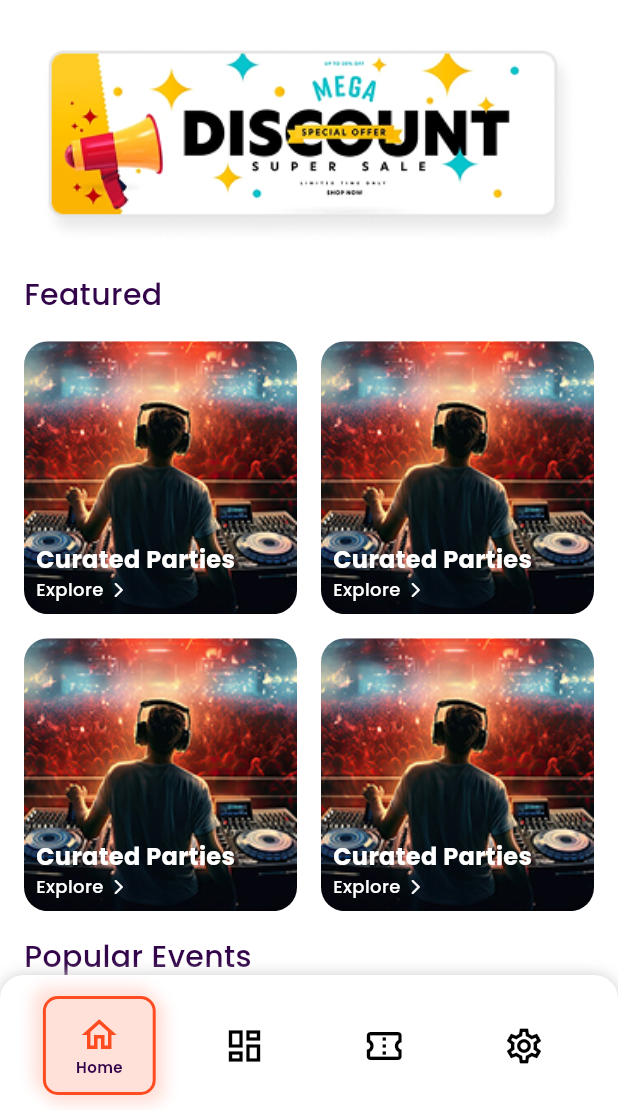
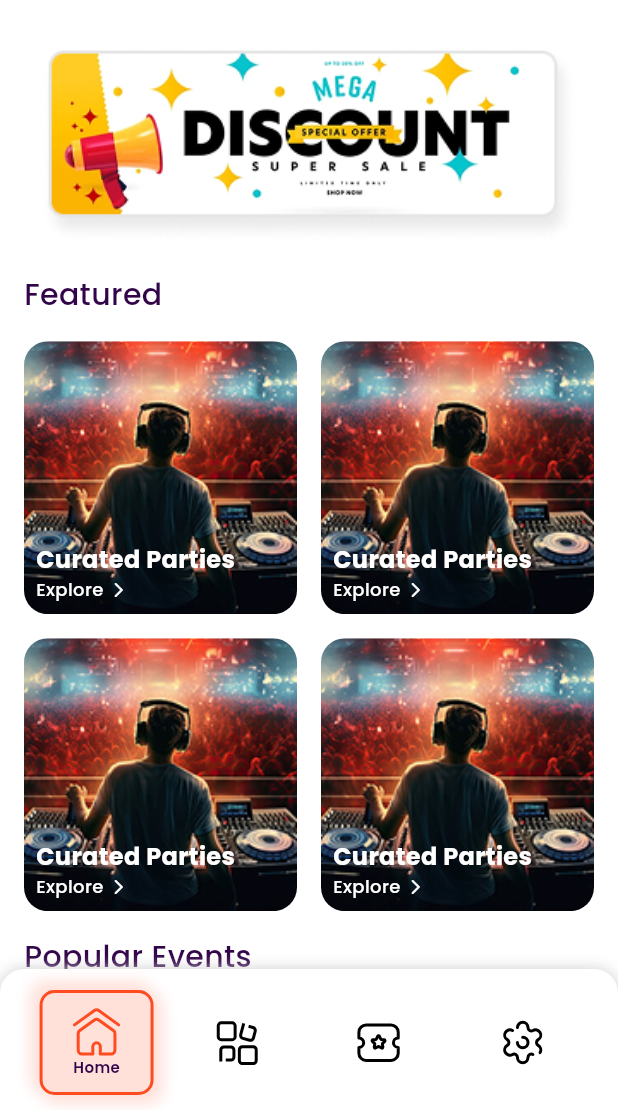
Before and after one commit to shreyash808/proj_partspot_landingpage, a Flutter app: the screen it shows after launch, on a phone screen of 412 x 824 dp, the part 126-1236 px from its top. Run offline on Flutter 3.47's test engine with Material 3 defaults, Android fonts, the phone set to English and light mode, and no system bars; drawn by our look-alikes of carousel_slider; our stand-ins replace cached_network_image, connectivity_plus, country_picker, device_info_plus, dio, flutter_otp_text_field and 7 more; project files that could hold a hidden picture were left out.

Commit message:
ui-improvements

```diff
--- a/lib/module/app_entry/presentation/app_entry_screen.dart
+++ b/lib/module/app_entry/presentation/app_entry_screen.dart
@@ -3,22 +3,22 @@ import 'package:get/get.dart';
 import 'package:partyspot/module/app_entry/controller/app_entry_controller.dart';
 import 'package:partyspot/module/explore/view/explore_screen.dart';
 import 'package:partyspot/module/home/presentation/view/home_screen.dart';
-import 'package:partyspot/module/login/presentation/view/login_screen.dart';
-import 'package:partyspot/module/login_otp/view/otp_screen.dart';
 import 'package:partyspot/utils/classes/app_text_styles.dart';
 import 'package:partyspot/utils/constants/color_consts.dart' show AppColor;
+import 'package:partyspot/utils/constants/icon_constants.dart';
 import 'package:partyspot/utils/constants/string_consts.dart';
+import 'package:partyspot/utils/widgets/custom_svg_picture.dart';
 
 class AppEntryScreen extends StatelessWidget {
   AppEntryScreen({super.key});
 
   final AppEntryController controller = Get.find<AppEntryController>();
 
-  final List<IconData> _icons = [
-    Icons.home_outlined,
-    Icons.dashboard_outlined,
-    Icons.confirmation_num_outlined,
-    Icons.settings_outlined,
+  final List<String> _icons = [
+    AppIcons.homeIcon,
+    AppIcons.exploreIcon,
+    AppIcons.ticketIcon,
+    AppIcons.settingsIcon
   ];
 
   final List<String> _labels = [
@@ -90,13 +90,11 @@ class AppEntryScreen extends StatelessWidget {
                         child: Column(
                           mainAxisSize: MainAxisSize.min,
                           children: [
-                            Icon(
-                              _icons[index],
-                              color:
-                                  isSelected
-                                      ? AppColor.orangeColor
-                                      : AppColor.blackColor,
-                              size: 28,
+                            CustomSvgPicture(
+                              iconPath: _icons[index],
+                              color: isSelected
+                                  ? AppColor.orangeColor
+                                  : AppColor.blackColor,
                             ),
                             if (isSelected)
                               Text(
--- a/lib/module/login_otp/view/otp_screen.dart
+++ b/lib/module/login_otp/view/otp_screen.dart
@@ -5,7 +5,6 @@ import 'package:flutter_otp_text_field/flutter_otp_text_field.dart';
 import 'package:get/get.dart';
 import 'package:get/get_core/src/get_main.dart';
 import 'package:partyspot/routes/routes_const.dart';
-import 'package:partyspot/utils/buttons/custom_button.dart';
 import 'package:partyspot/utils/classes/app_text_styles.dart';
 import 'package:partyspot/utils/constants/color_consts.dart';
 import 'package:partyspot/utils/constants/image_consts.dart';
@@ -137,7 +136,7 @@ class OtpScreen extends StatelessWidget {
 
                       AppButton(
                         StringConsts.submit,
-                        backgroundColor: AppColor.buttonOrange,
+                        backgroundColor: AppColor.    buttonOrange,
                         margin: const EdgeInsets.symmetric(vertical: 8),
                         onPressed: () {
                           Get.offNamed(Routes.homeScreen);
--- a/lib/utils/constants/color_consts.dart
+++ b/lib/utils/constants/color_consts.dart
@@ -5,7 +5,8 @@ class AppColor {
   static const orangeColor = Color(0xFFFF4B20);
   static const lightOrangeColor = Color(0xFFFFE1DA);
   static const glossyGrape = Color(0xFFAC98BF);
-  static const buttonOrange = Color(0xFFFF7A5A);
+  static const buttonOrange = Color(0xFFFF4B20);
+  static const disableButtonOrange = Color(0xFFFF7A5A);
   static const textPurple = Color(0xFF9704C0);
   static const silverColor = Color(0xFFCECECE);
 
--- a/lib/utils/constants/icon_constants.dart
+++ b/lib/utils/constants/icon_constants.dart
@@ -2,6 +2,9 @@ class AppIcons {
   static const notificationActiveIcon =
       'assets/icons/svg/notification_active_icon.svg';
   static const homeIcon = 'assets/icons/svg/home_ic.svg';
+  static const exploreIcon = 'assets/icons/svg/explore_ic.svg';
+  static const ticketIcon = 'assets/icons/svg/ticket_ic.svg';
+  static const settingsIcon = 'assets/icons/svg/settings_ic.svg';
 
   static const exploreBell = 'assets/icons/png/explore_bell.png';
   static const searchIcon = 'assets/icons/png/search_icon.png';
```
Also changed, not shown: assets/icons/svg/explore_ic.svg (added), assets/icons/svg/home_ic.svg, assets/icons/svg/settings_ic.svg (added), assets/icons/svg/ticket_ic.svg (added).
